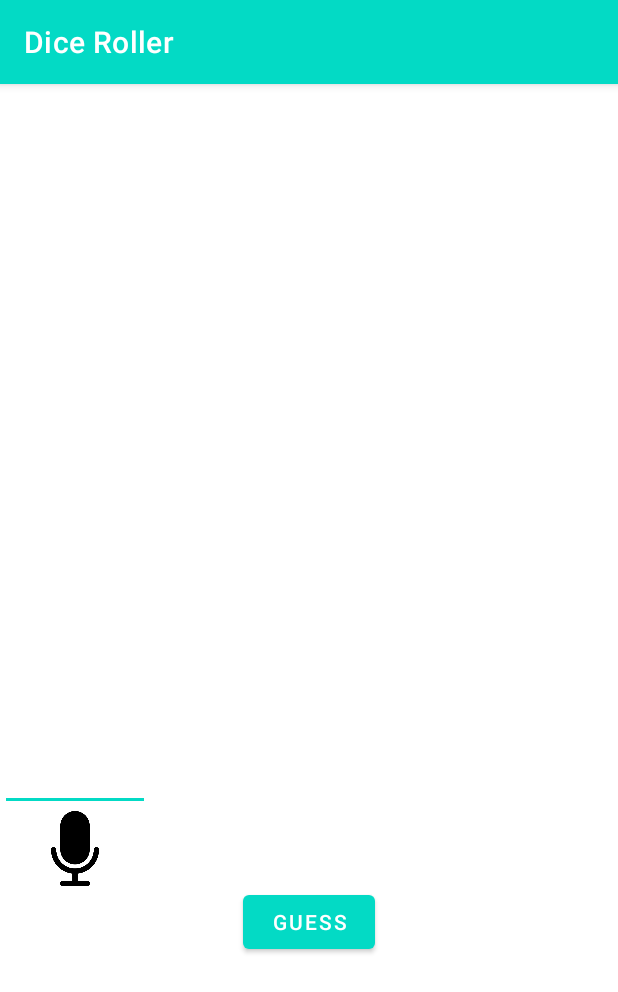
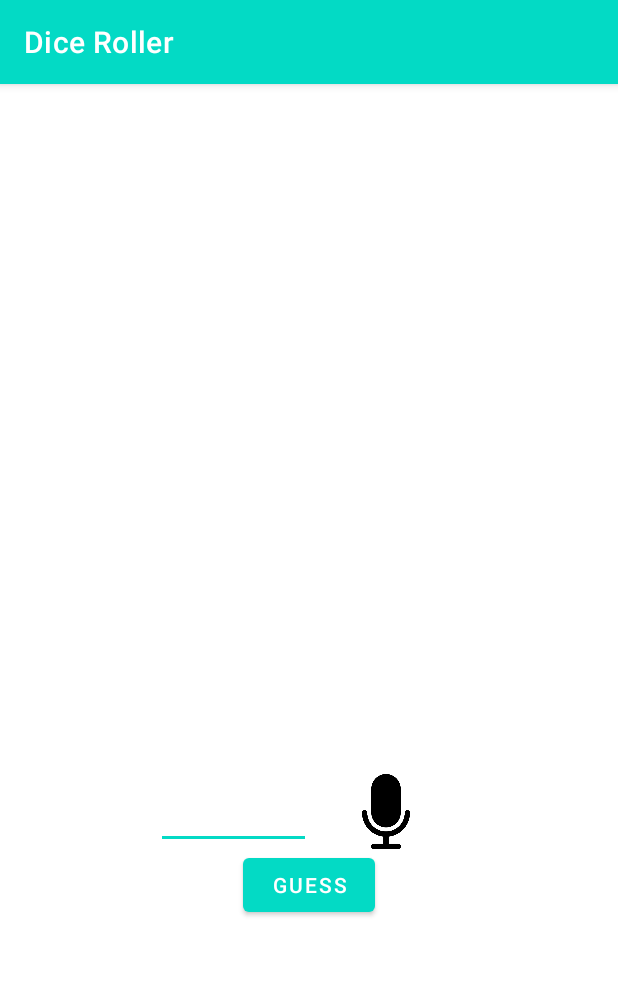
Before and after one commit to pgmpofu/dice_roller, an Android app: the screen it shows after launch (MainActivity), on a phone screen of 412 x 824 dp. Shown: the top 992 px of the screen. Run offline under Robolectric (Android 15) with nearby library versions, the phone set to English and light mode, and no system bars.

Commit message:
Inline text editor and microphone Add listener to disbe one when the other is in use

```diff
--- a/app/src/main/res/layout/activity_main.xml
+++ b/app/src/main/res/layout/activity_main.xml
@@ -15,20 +15,25 @@
         android:layout_gravity="center_horizontal"
         app:srcCompat="@drawable/empty_dice"
         tools:src="@drawable/empty_dice"/>
+
     <LinearLayout
-        android:layout_width="match_parent"
-        android:layout_height="match_parent"
-        android:layout_gravity="center_horizontal"
-        android:orientation="horizontal">
-    <EditText
-        android:layout_width="100dp"
-        android:layout_height="50dp"/>
-    </LinearLayout>
+        android:layout_width="wrap_content"
+        android:layout_height="wrap_content"
+        android:orientation="horizontal"
+        android:layout_gravity="center_horizontal">
+
+        <EditText
+            android:id="@+id/userInput"
+            android:layout_width="103dp"
+            android:layout_height="50dp" />
 
     <ImageView
+        android:id="@+id/microphone"
         android:layout_width="100dp"
         android:layout_height="50dp"
         android:src="@drawable/microphone"/>
+    </LinearLayout>
+
     <Button
         android:id="@+id/guessButton"
         android:layout_width="wrap_content"
```
Also changed, not shown: app/src/main/java/com/ai/diceroller/MainActivity.kt (+30 -0 lines).
